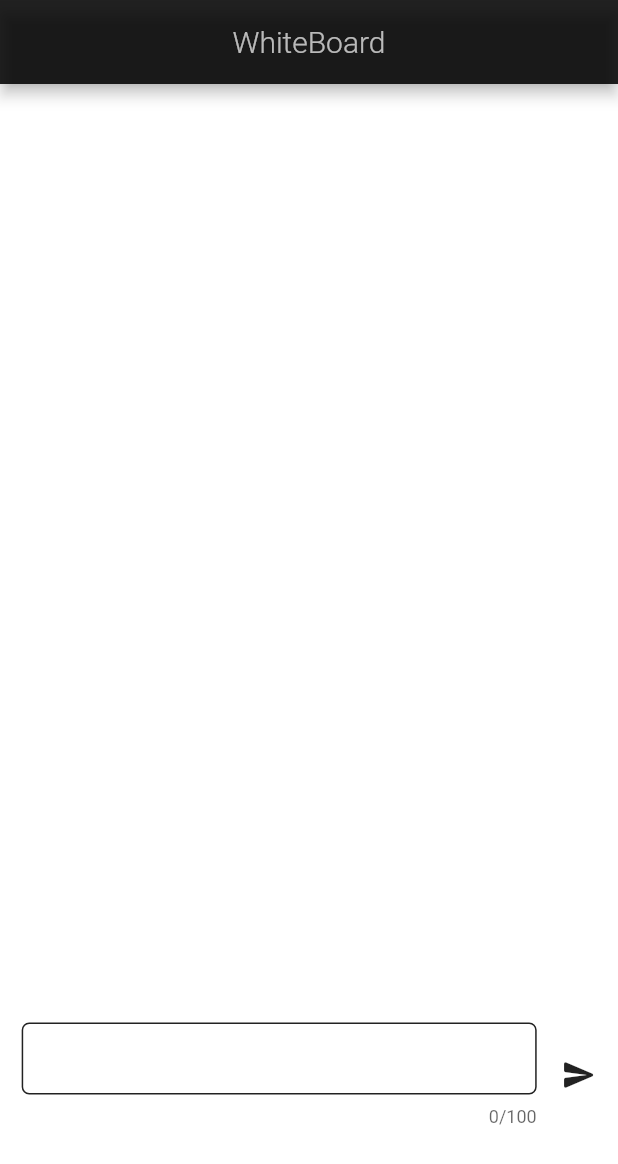
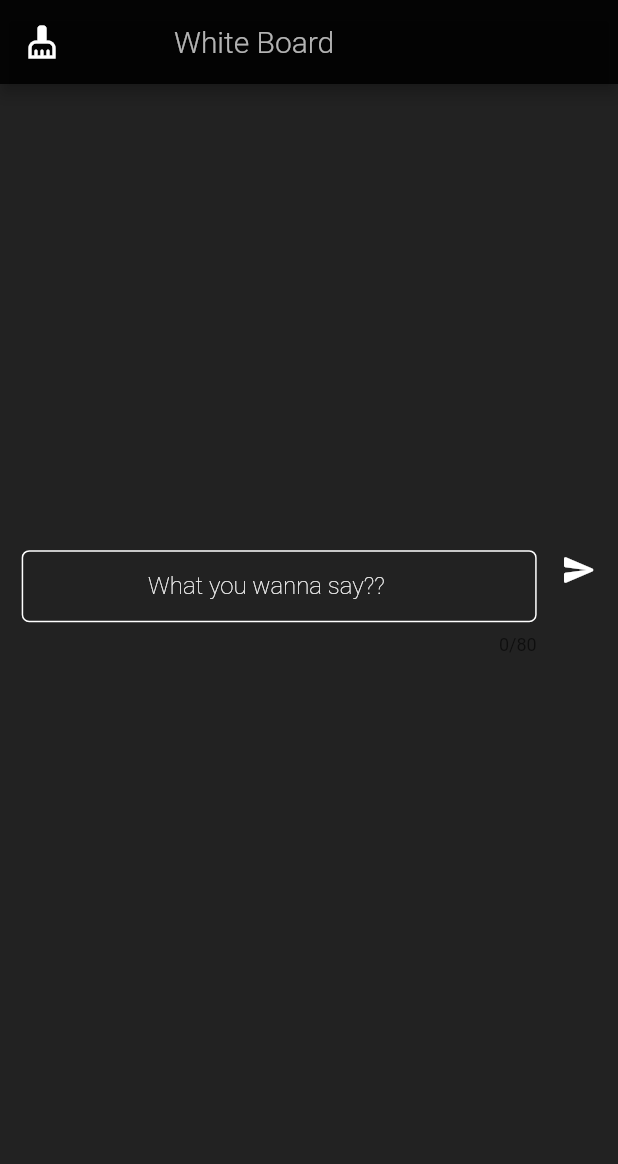
Before and after one commit to CleverJotech/whiteboard, a Flutter app: the screen it shows after launch, on a phone screen of 412 x 824 dp. Shown: the top 1164 px of the screen. Run offline on Flutter 3.47's test engine with Material 2 defaults, Android fonts, the phone set to English and light mode, and no system bars; our stand-ins replace animated_text_kit.

Commit message:
loving it... motiversity episode

```diff
--- a/lib/constants.dart
+++ b/lib/constants.dart
@@ -2,5 +2,8 @@ import 'package:flutter/material.dart';
 
 const Color colorMaroon = Colors.black87;
 const Color colorWhite = Color.fromARGB(255, 255, 255, 255);
+const Color colorWhiteBlend = Color.fromARGB(241, 255, 255, 255);
 const Color colorRed = Colors.redAccent;
 const Color colorBlue = Colors.blueAccent;
+
+const clearIcon = Icon(Icons.cleaning_services);
--- a/lib/main.dart
+++ b/lib/main.dart
@@ -1,10 +1,10 @@
 import 'dart:math';
 import 'dart:ui' as ui;
 import 'package:flutter/services.dart';
-import 'package:whiteboard/constants.dart';
+import 'constants.dart';
 import 'package:flutter/material.dart';
-import 'package:whiteboard/user_input.dart';
-import 'package:whiteboard/white_splash.dart';
+import 'user_input.dart';
+import 'white_splash.dart';
 
 void main() {
   runApp(const MyApp());
@@ -18,9 +18,10 @@ class MyApp extends StatelessWidget {
   Widget build(BuildContext context) {
     return MaterialApp(
       debugShowCheckedModeBanner: false,
-      title: 'WhiteBoard',
-      theme: ThemeData(canvasColor: colorWhite),
-      home: const MyHomePage(title: 'WhiteBoard'),
+      title: 'White Board',
+      theme: ThemeData(
+          canvasColor: colorWhite, scaffoldBackgroundColor: colorMaroon),
+      home: const WhiteSplash(),
     );
   }
 }
@@ -65,49 +66,63 @@ class _MyHomePageState extends State<MyHomePage> {
     });
   }
 
+  userGivenText() {
+    if (_text != '') {
+      return SubmittedScreen(submittedText: _text);
+    } else {
+      return const SizedBox(
+        height: 300,
+        width: 400,
+      );
+    }
+  }
+
   @override
   Widget build(BuildContext context) {
     var screenSize = MediaQuery.of(context).size;
     return Scaffold(
       appBar: AppBar(
-        title: Center(
-          child: Text(
+        title: Row(
+          mainAxisAlignment: MainAxisAlignment.spaceAround,
+          children: [
+            Text(
               widget.title,
               style: const TextStyle(
                 color: Colors.white70,
                 fontWeight: FontWeight.w300,
               ),
             ),
+            SizedBox(
+              width: screenSize.width / 10,
+            )
+          ],
+        ),
+        leading: Center(
+          child: IconButton(
+            onPressed: () {
+              setState(() {
+                _text = '';
+              });
+            },
+            icon: clearIcon,
+          ),
         ),
         backgroundColor: colorMaroon,
       ),
       body: SingleChildScrollView(
         child: Column(
-          mainAxisAlignment: MainAxisAlignment.spaceBetween,
+          mainAxisAlignment: MainAxisAlignment.center,
+          crossAxisAlignment: CrossAxisAlignment.center,
+          children: [
+            Stack(
               children: [
                 Center(
                   child: Transform.rotate(
                     angle: -pi / 2,
-                child: SizedBox(
-                  width: screenSize.width / 5,
-                  height: screenSize.height / 1.34,
-                  child: ClipRect(
-                    child: BackdropFilter(
-                        filter: ui.ImageFilter.blur(sigmaX: 10.0, sigmaY: 10.0),
-                        child: SubmittedScreen(submittedText: _text)
-                        //Text(
-                        //   _text,
-                        //   style: const TextStyle(
-                        //     fontWeight: FontWeight.w900,
-                        //     fontSize: 90.0,
-                        //     color: Colors.black54,
-                        //     letterSpacing: 3.0,
-                        //   ),
-                        // ),
+                    child: userGivenText(),
                   ),
                 ),
-                ),
-              ),
+              ],
             ),
             InkWell(
               onTap: () {
@@ -128,7 +143,8 @@ class _MyHomePageState extends State<MyHomePage> {
                         SizedBox(
                           width: screenSize.width / 1.2,
                           child: TextField(
-                              maxLength: 100,
+                              style: const TextStyle(color: colorWhite),
+                              maxLength: 80,
                               maxLengthEnforcement:
                                   MaxLengthEnforcement.enforced,
                               controller: userText,
@@ -145,8 +161,8 @@ class _MyHomePageState extends State<MyHomePage> {
                                   contentPadding: const EdgeInsets.symmetric(
                                       vertical: 10.0),
                                   enabledBorder: const OutlineInputBorder(
-                                    borderSide: BorderSide(
-                                        width: 1, color: colorMaroon),
+                                    borderSide:
+                                        BorderSide(width: 1, color: colorWhite),
                                     borderRadius:
                                         BorderRadius.all(Radius.circular(5)),
                                   ),
@@ -164,7 +180,7 @@ class _MyHomePageState extends State<MyHomePage> {
                                       borderRadius: BorderRadius.circular(3.0),
                                       borderSide: const BorderSide(
                                           color:
-                                              colorMaroon, // set the border color to white
+                                              colorWhite, // set the border color to white
                                           width: 2.0,
                                           style: BorderStyle.solid,
                                           strokeAlign:
@@ -179,11 +195,11 @@ class _MyHomePageState extends State<MyHomePage> {
                       ],
                     ),
                     Column(
-                      mainAxisAlignment: MainAxisAlignment.center,
+                      mainAxisAlignment: MainAxisAlignment.start,
                       children: [
                         Center(
                           child: IconButton(
-                            color: colorMaroon,
+                            color: colorWhite,
                             onPressed: () {
                               setState(() {
                                 _inputText();
@@ -219,21 +235,37 @@ class SubmittedScreen extends StatefulWidget {
 class _SubmittedScreenState extends State<SubmittedScreen> {
   @override
   Widget build(BuildContext context) {
+    var screenSize = MediaQuery.of(context).size;
     return Center(
       child: SlideFadeTransition(
         curve: Curves.elasticInOut,
-        delayStart: const Duration(milliseconds: 1800),
-        animationDuration: const Duration(milliseconds: 5000),
+        delayStart: const Duration(milliseconds: 200),
+        animationDuration: const Duration(milliseconds: 800),
         offset: 1.0,
         direction: Direction.horizontal,
+        child: Center(
+          child: ClipRect(
+            clipper: null,
+            child: Container(
+              color: colorWhiteBlend,
+              width: screenSize.width / 1.00,
+              height: screenSize.height / 1.27,
+              child: BackdropFilter(
+                blendMode: BlendMode.srcOver,
+                filter: ui.ImageFilter.dilate(radiusX: 10.0, radiusY: 10.0),
                 child: Center(
                   child: Text(
                     widget.submittedText,
                     textScaleFactor: null,
                     style: const TextStyle(
+                      fontSize: 50.0,
                       fontWeight: FontWeight.w900,
-              color: Colors.black54,
+                      color: colorWhite,
                       letterSpacing: 3.0,
+                    ),
+                  ),
+                ),
+              ),
             ),
           ),
         ),
--- a/lib/white_splash.dart
+++ b/lib/white_splash.dart
@@ -1,7 +1,7 @@
 import 'package:animated_text_kit/animated_text_kit.dart';
 import 'package:flutter/material.dart';
 import 'dart:async';
-import 'package:whiteboard/main.dart';
+import 'main.dart';
 
 // class MyCustomWidget extends StatefulWidget {
 //   const MyCustomWidget({super.key});
--- a/pubspec.yaml
+++ b/pubspec.yaml
@@ -1,5 +1,5 @@
 name: whiteboard
-description: A new Flutter project.
+description: ImmaDominion First Flutter Project That Is Hosted Live
 # The following line prevents the package from being accidentally published to
 # pub.dev using `flutter pub publish`. This is preferred for private packages.
 publish_to: 'none' # Remove this line if you wish to publish to pub.dev
```
Also changed, not shown: pubspec.lock, 1 other file. Lines whose indentation alone changed are shown as unchanged.
